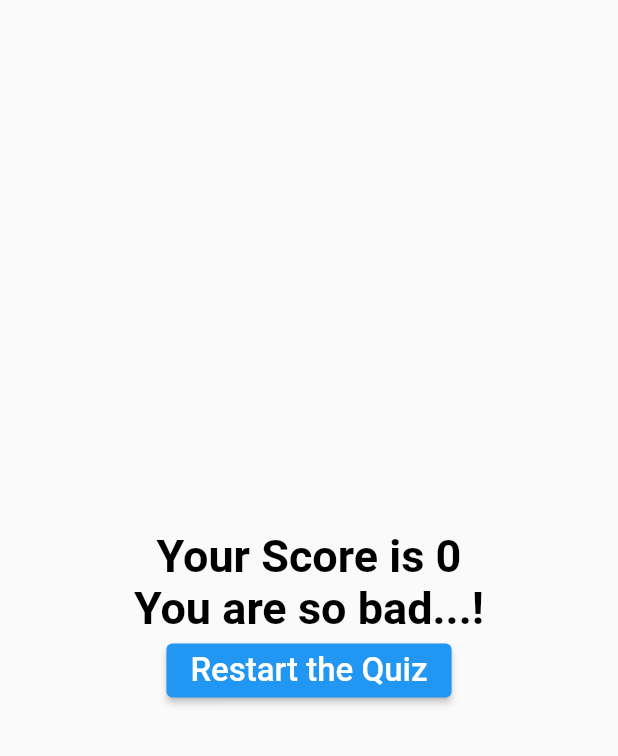
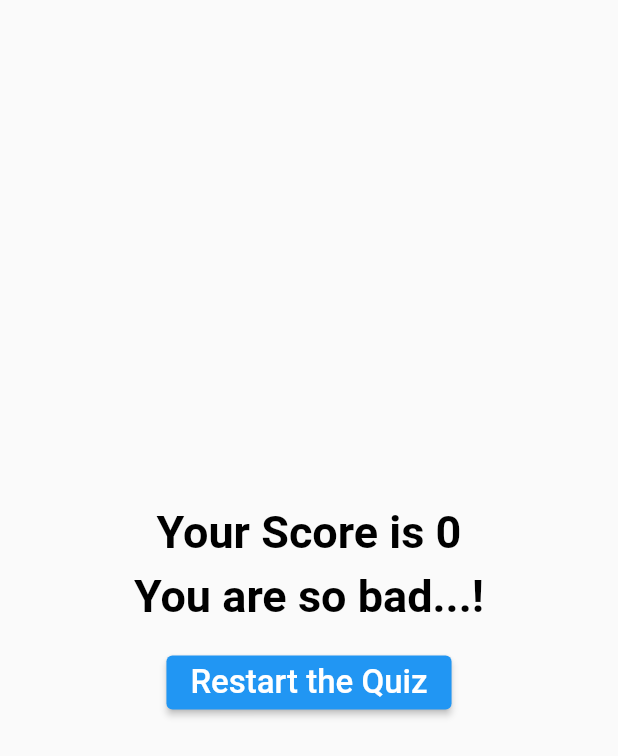
Before and after one commit to lina-jamal/quez-app-flutter, a Flutter app: the Result widget shown alone on an empty page, opened directly with empty values, on a phone screen of 412 x 824 dp. Shown: the top 756 px of the screen. Run offline on Flutter 3.47's test engine with Material 2 defaults, Android fonts, the phone set to English and light mode, and no system bars.

Commit message:
add padding to restart button

```diff
--- a/quizapp/lib/result.dart
+++ b/quizapp/lib/result.dart
@@ -32,16 +32,23 @@ class Result extends StatelessWidget {
           style: TextStyle(fontSize: 30, fontWeight: FontWeight.bold, color: b),
           textAlign: TextAlign.center,
         ),
-        Text(
-          resultPhrase,
-          style: TextStyle(fontSize: 30, fontWeight: FontWeight.bold, color: b),
-          textAlign: TextAlign.center,
+        Padding(
+          padding: const EdgeInsets.all(8.0),
+          child: Text(
+            resultPhrase,
+            style:
+                TextStyle(fontSize: 30, fontWeight: FontWeight.bold, color: b),
+            textAlign: TextAlign.center,
+          ),
         ),
         // FlatButton(onPressqed: onPressed, child: child)
 
-        ElevatedButton(
-            child: Text('Restart the Quiz', style: TextStyle(fontSize: 22)),
-            onPressed: resetQuize)
+        Padding(
+          padding: const EdgeInsets.all(8.0),
+          child: ElevatedButton(
+              child: Text('Restart the Quiz', style: TextStyle(fontSize: 22)),
+              onPressed: resetQuize),
+        )
       ],
     ));
   }
```
